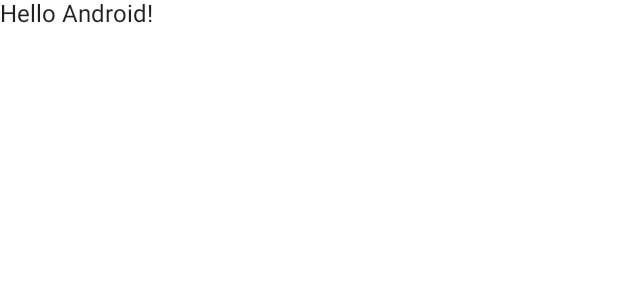
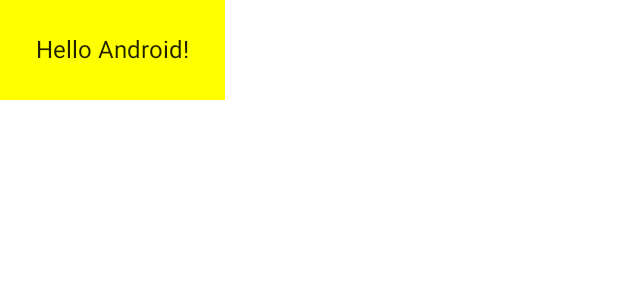
Before and after one commit to cd-glacier/JetPackComposeBasics, an Android app built with Jetpack Compose: the @Preview function DefaultPreview, on a phone screen of 412 x 824 dp. Shown: the top 300 px of the screen. Run offline under Robolectric (Android 15) with nearby library versions, the phone set to English and light mode, and no system bars.

Commit message:
Change surface color and refactoring

```diff
--- a/app/src/main/java/com/example/jetpackcomposebasics/MainActivity.kt
+++ b/app/src/main/java/com/example/jetpackcomposebasics/MainActivity.kt
@@ -3,36 +3,45 @@ package com.example.jetpackcomposebasics
 import android.os.Bundle
 import androidx.activity.ComponentActivity
 import androidx.activity.compose.setContent
-import androidx.compose.material.MaterialTheme
+import androidx.compose.foundation.layout.padding
 import androidx.compose.material.Surface
 import androidx.compose.material.Text
 import androidx.compose.runtime.Composable
+import androidx.compose.ui.Modifier
+import androidx.compose.ui.graphics.Color
 import androidx.compose.ui.tooling.preview.Preview
-import com.example.jetpackcomposebasics.ui.theme.JetPackComposeBasicsTheme
+import androidx.compose.ui.unit.dp
+import com.example.jetpackcomposebasics.ui.theme.BacisCodelabTheme
 
 class MainActivity : ComponentActivity() {
     override fun onCreate(savedInstanceState: Bundle?) {
         super.onCreate(savedInstanceState)
         setContent {
-            JetPackComposeBasicsTheme {
-                // A surface container using the 'background' color from the theme
-                Surface(color = MaterialTheme.colors.background) {
-                    Greeting("Android")
-                }
+            MyApp {
+                Greeting("Android")
             }
         }
     }
 }
 
 @Composable
-fun Greeting(name: String) {
-    Text(text = "Hello $name!")
+fun MyApp(content: @Composable () -> Unit) {
+    BacisCodelabTheme {
+        Surface(color = Color.Yellow) {
+            content()
+        }
+    }
 }
 
-@Preview(showBackground = true)
+@Composable
+fun Greeting(name: String) {
+    Text(text = "Hello $name!", modifier = Modifier.padding(24.dp))
+}
+
+@Preview
 @Composable
 fun DefaultPreview() {
-    JetPackComposeBasicsTheme {
+    MyApp {
         Greeting("Android")
     }
 }
--- a/app/src/main/java/com/example/jetpackcomposebasics/ui/theme/Theme.kt
+++ b/app/src/main/java/com/example/jetpackcomposebasics/ui/theme/Theme.kt
@@ -28,7 +28,7 @@ private val LightColorPalette = lightColors(
 )
 
 @Composable
-fun JetPackComposeBasicsTheme(darkTheme: Boolean = isSystemInDarkTheme(), content: @Composable() () -> Unit) {
+fun BacisCodelabTheme(darkTheme: Boolean = isSystemInDarkTheme(), content: @Composable() () -> Unit) {
     val colors = if (darkTheme) {
         DarkColorPalette
     } else {
```
